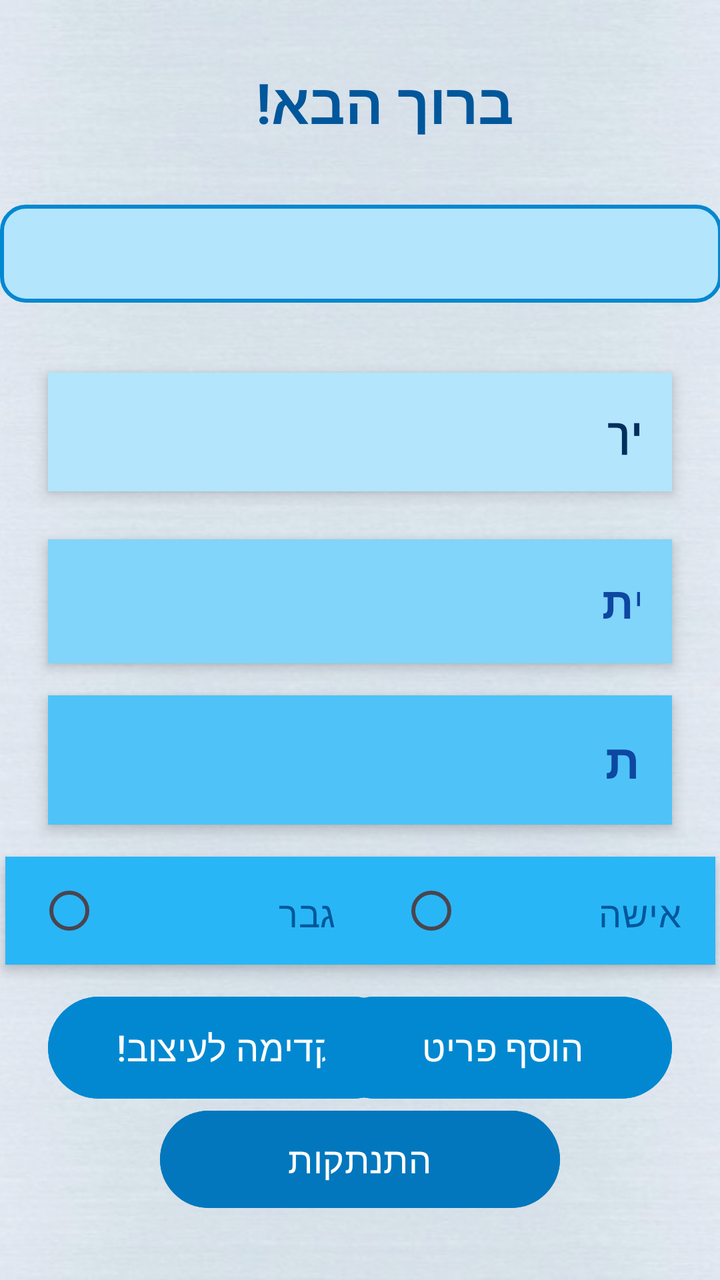
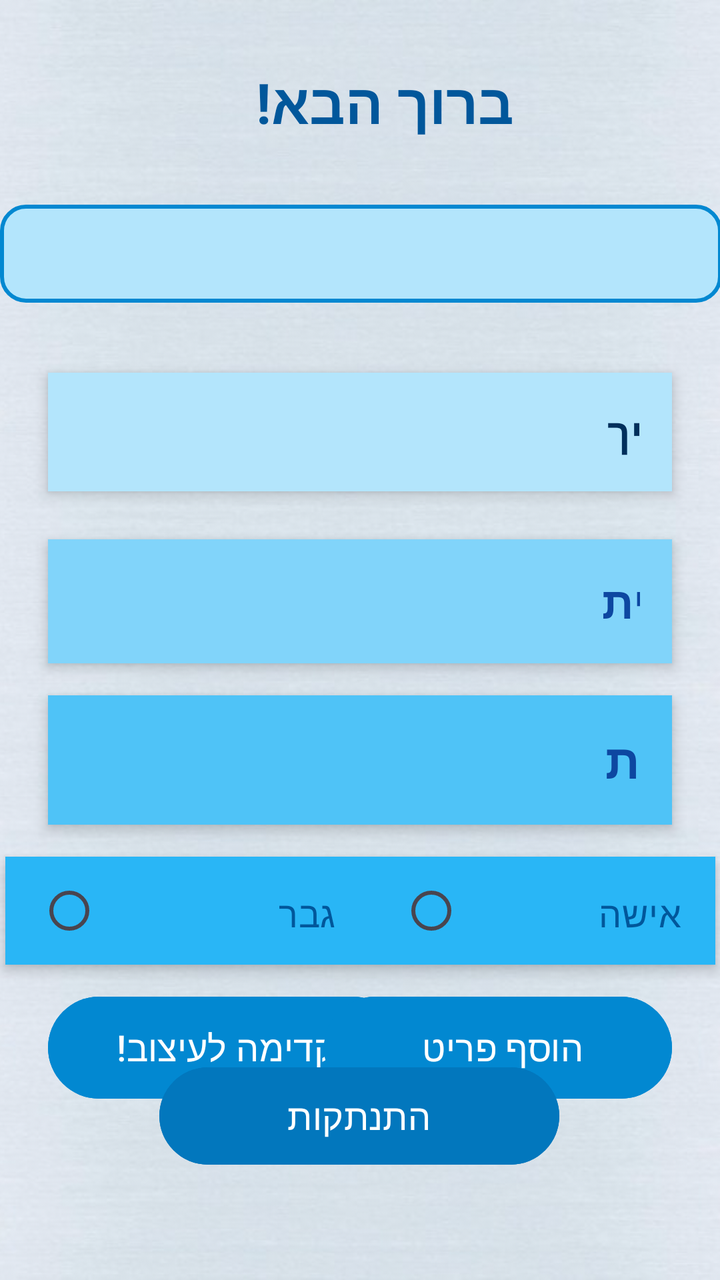

The first picture is an Android layout as it rendered before a commit; the second is the same layout after the commit. The layout source and the unified diff follow.
<!-- AndroidManifest.xml: application theme Theme.ProjectX -->
<!-- res/layout/activity_userpage.xml -->
<?xml version="1.0" encoding="utf-8"?>
<androidx.constraintlayout.widget.ConstraintLayout
    xmlns:android="http://schemas.android.com/apk/res/android"
    xmlns:app="http://schemas.android.com/apk/res-auto"
    xmlns:tools="http://schemas.android.com/tools"
    android:id="@+id/main"
    android:layout_width="match_parent"
    android:layout_height="match_parent"

    tools:context=".userpage">

    <ImageView
        android:id="@+id/backgroundImage"
        android:layout_width="0dp"
        android:layout_height="0dp"
        android:adjustViewBounds="true"
        android:clickable="false"
        android:focusable="false"
        android:scaleType="centerCrop"
        android:src="@drawable/back7"
        android:alpha="0.65"
        app:layout_constraintBottom_toBottomOf="parent"
        app:layout_constraintEnd_toEndOf="parent"
        app:layout_constraintStart_toStartOf="parent"
        app:layout_constraintTop_toTopOf="parent" />
<TextView
android:id="@+id/tvHelloUser"
android:layout_width="0dp"
android:layout_height="wrap_content"
android:text="ברוך הבא!"
android:textColor="#01579B"
    android:textSize="28sp"
    android:textStyle="bold"
    android:gravity="center"
    android:paddingStart="24dp"
    android:paddingTop="32dp"
    android:paddingBottom="16dp"
    app:layout_constraintTop_toTopOf="parent"
    app:layout_constraintStart_toStartOf="parent"
    app:layout_constraintEnd_toEndOf="parent" />
    
    <Spinner
        android:id="@+id/spinnerCity"
        android:layout_width="361dp"
        android:layout_height="49dp"
        android:layout_marginTop="16dp"
        android:background="@drawable/spinnerbackground"
        android:popupBackground="#B3E5FC"
        android:spinnerMode="dropdown"
        app:layout_constraintEnd_toEndOf="parent"
        app:layout_constraintStart_toStartOf="parent"
        app:layout_constraintTop_toBottomOf="@id/tvHelloUser" />



    


    

    
    <LinearLayout
        android:id="@+id/dateBox"
        android:layout_width="0dp"
        android:layout_height="wrap_content"
        android:layout_marginStart="24dp"
        android:layout_marginTop="100dp"
        android:layout_marginEnd="24dp"
        android:background="#B3E5FC"
        android:elevation="4dp"
        android:orientation="vertical"
        android:padding="16dp"
        app:layout_constraintEnd_toEndOf="parent"
        app:layout_constraintHorizontal_bias="0.0"
        app:layout_constraintStart_toStartOf="parent"
        app:layout_constraintTop_toBottomOf="@id/tvHelloUser">

        <TextView
            android:id="@+id/tvDate"
            android:layout_width="321dp"
            android:layout_height="wrap_content"
            android:gravity="start"

            android:text="תאריך"
            android:textColor="#012F5B"
            android:textSize="20sp"
            android:textStyle="bold" />
    </LinearLayout>

    <LinearLayout
        android:id="@+id/forecastBox"
        android:layout_width="0dp"
        android:layout_height="wrap_content"
        android:layout_marginStart="24dp"
        android:layout_marginTop="24dp"
        android:layout_marginEnd="24dp"
        android:background="#81D4FA"
        android:elevation="4dp"
        android:orientation="vertical"
        android:padding="16dp"
        app:layout_constraintEnd_toEndOf="parent"
        app:layout_constraintHorizontal_bias="0.0"
        app:layout_constraintStart_toStartOf="parent"
        app:layout_constraintTop_toBottomOf="@id/dateBox">

        <TextView
            android:id="@+id/tvForecast"
            android:layout_width="322dp"
            android:layout_height="wrap_content"
            android:gravity="start"
            android:text="תחזית"
            android:textColor="#0D47A1"
            android:textSize="22sp"
            android:textStyle="bold" />
    </LinearLayout>

    <LinearLayout
android:id="@+id/tempBox"
android:layout_width="0dp"
android:layout_height="wrap_content"
android:background="#4FC3F7"
    android:orientation="vertical"
    android:padding="16dp"
    android:layout_marginStart="24dp"
    android:layout_marginEnd="24dp"
    android:layout_marginTop="16dp"
    app:layout_constraintTop_toBottomOf="@id/forecastBox"
    app:layout_constraintStart_toStartOf="parent"
    app:layout_constraintEnd_toEndOf="parent"
    android:elevation="4dp">

        <TextView
            android:id="@+id/tvTemperature"
            android:layout_width="333dp"
            android:layout_height="wrap_content"
            android:gravity="start"
            android:text="מעלות"
            android:textColor="#0D47A1"
            android:textSize="24sp"
            android:textStyle="bold" />
    </LinearLayout>

    <LinearLayout
        android:id="@+id/genderBox"
        android:layout_width="355dp"
        android:layout_height="54dp"
        android:layout_marginStart="24dp"
        android:layout_marginTop="16dp"
        android:layout_marginEnd="24dp"
        android:background="#29B6F6"
        android:elevation="4dp"
        android:orientation="vertical"
        android:padding="16dp"
        app:layout_constraintEnd_toEndOf="parent"
        app:layout_constraintStart_toStartOf="parent"
        app:layout_constraintTop_toBottomOf="@id/tempBox">


        <RadioGroup
            android:id="@+id/radioGender"
            android:layout_width="wrap_content"
            android:layout_height="wrap_content"
            android:orientation="horizontal">

            <RadioButton
                android:id="@+id/radioMale"
                android:layout_width="149dp"
                android:layout_height="match_parent"
                android:layout_marginEnd="32dp"
                android:buttonTint="#01579B"
                android:text="גבר"
                android:textColor="#01579B"
                android:textSize="18sp" />

            <RadioButton
                android:id="@+id/radioFemale"
                android:layout_width="141dp"
                android:layout_height="match_parent"
                android:buttonTint="#01579B"
                android:text="אישה"
                android:textColor="#01579B"
                android:textSize="18sp" />

        </RadioGroup>

    </LinearLayout>

    <Button
        android:id="@+id/buttonuser2"
        android:layout_width="178dp"
        android:layout_height="59dp"
        android:layout_marginStart="24dp"
        android:layout_marginTop="12dp"
        android:layout_marginEnd="24dp"
        android:backgroundTint="#0288D1"
        android:elevation="4dp"
        android:paddingTop="12dp"
        android:paddingBottom="12dp"
        android:text="קדימה לעיצוב!"
        android:textColor="#FFFFFF"
        android:textSize="18sp"
        app:layout_constraintEnd_toEndOf="parent"
        app:layout_constraintHorizontal_bias="0.0"
        app:layout_constraintStart_toStartOf="parent"
        app:layout_constraintTop_toBottomOf="@id/genderBox" />

    
    <Button
        android:id="@+id/additem"
        android:layout_width="174dp"
        android:layout_height="59dp"
        android:layout_marginStart="24dp"
        android:layout_marginTop="12dp"
        android:layout_marginEnd="24dp"
        android:backgroundTint="#0288D1"
        android:elevation="4dp"
        android:paddingTop="12dp"
        android:paddingBottom="12dp"
        android:text="הוסף פריט "
        android:textColor="#FFFFFF"
        android:textSize="18sp"
        app:layout_constraintEnd_toEndOf="parent"
        app:layout_constraintHorizontal_bias="1.0"
        app:layout_constraintStart_toStartOf="parent"
        app:layout_constraintTop_toBottomOf="@id/genderBox" />

    <Button
android:id="@+id/buttonLogout"
android:layout_width="200dp"
android:layout_height="wrap_content"
android:text="התנתקות"
android:textColor="#FFFFFF"
android:backgroundTint="#0277BD"
    android:textSize="18sp"
    android:padding="12dp"
    app:layout_constraintBottom_toBottomOf="parent"
    app:layout_constraintStart_toStartOf="parent"
    app:layout_constraintEnd_toEndOf="parent"
    android:layout_marginBottom="32dp" />



</androidx.constraintlayout.widget.ConstraintLayout>
<!-- resources referenced by this layout -->
<resources>
  <!-- drawable back7: jpg bitmap (drawable, 59235 bytes) -->
  <!-- drawable spinnerbackground (drawable) -->
  <?xml version="1.0" encoding="utf-8"?>
  <shape xmlns:android="http://schemas.android.com/apk/res/android" android:shape="rectangle">
      <solid android:color="#B3E5FC"/> 
      <corners android:radius="12dp"/> 
      <stroke android:width="2dp" android:color="#0288D1"/> 
  </shape>
  <style name="Theme.ProjectX" parent="Base.Theme.ProjectX" />
  <style name="Base.Theme.ProjectX" parent="Theme.Material3.DayNight.NoActionBar">
          
          
      </style>
</resources>

<!-- the commit's change to res/layout/activity_userpage.xml (unified diff, before → after) -->
@@ -225,19 +225,40 @@ android:background="#4FC3F7"
         app:layout_constraintTop_toBottomOf="@id/genderBox" />
 
     <Button
-android:id="@+id/buttonLogout"
-android:layout_width="200dp"
-android:layout_height="wrap_content"
-android:text="התנתקות"
-android:textColor="#FFFFFF"
-android:backgroundTint="#0277BD"
-    android:textSize="18sp"
-    android:padding="12dp"
-    app:layout_constraintBottom_toBottomOf="parent"
-    app:layout_constraintStart_toStartOf="parent"
-    app:layout_constraintEnd_toEndOf="parent"
-    android:layout_marginBottom="32dp" />
-
+        android:id="@+id/btnSavedLooks"
+        android:layout_width="243dp"
+        android:layout_height="54dp"
+        android:layout_marginStart="24dp"
+        android:layout_marginEnd="24dp"
+        android:layout_marginBottom="104dp"
+        android:layout_weight="1"
+        android:backgroundTint="#0277BD"
+        android:text="המועדפים שלי"
+        android:textColor="@android:color/white"
+        android:textSize="18dp"
+        app:layout_constraintBottom_toBottomOf="parent"
+        app:layout_constraintEnd_toEndOf="parent"
+        app:layout_constraintHorizontal_bias="0.495"
+        app:layout_constraintStart_toStartOf="parent"
+        app:layout_constraintTop_toBottomOf="@id/buttonuser2"
+        app:layout_constraintVertical_bias="0.4" />
+
+    <Button
+        android:id="@+id/buttonLogout"
+        android:layout_width="200dp"
+        android:layout_height="wrap_content"
+        android:layout_marginBottom="32dp"
+        android:backgroundTint="#0277BD"
+        android:padding="12dp"
+        android:text="התנתקות"
+        android:textColor="#FFFFFF"
+        android:textSize="18sp"
+        app:layout_constraintBottom_toBottomOf="parent"
+        app:layout_constraintEnd_toEndOf="parent"
+        app:layout_constraintHorizontal_bias="0.497"
+        app:layout_constraintStart_toStartOf="parent"
+        app:layout_constraintTop_toBottomOf="@id/btnSavedLooks"
+        app:layout_constraintVertical_bias="0.424" />
 
 
 </androidx.constraintlayout.widget.ConstraintLayout>
